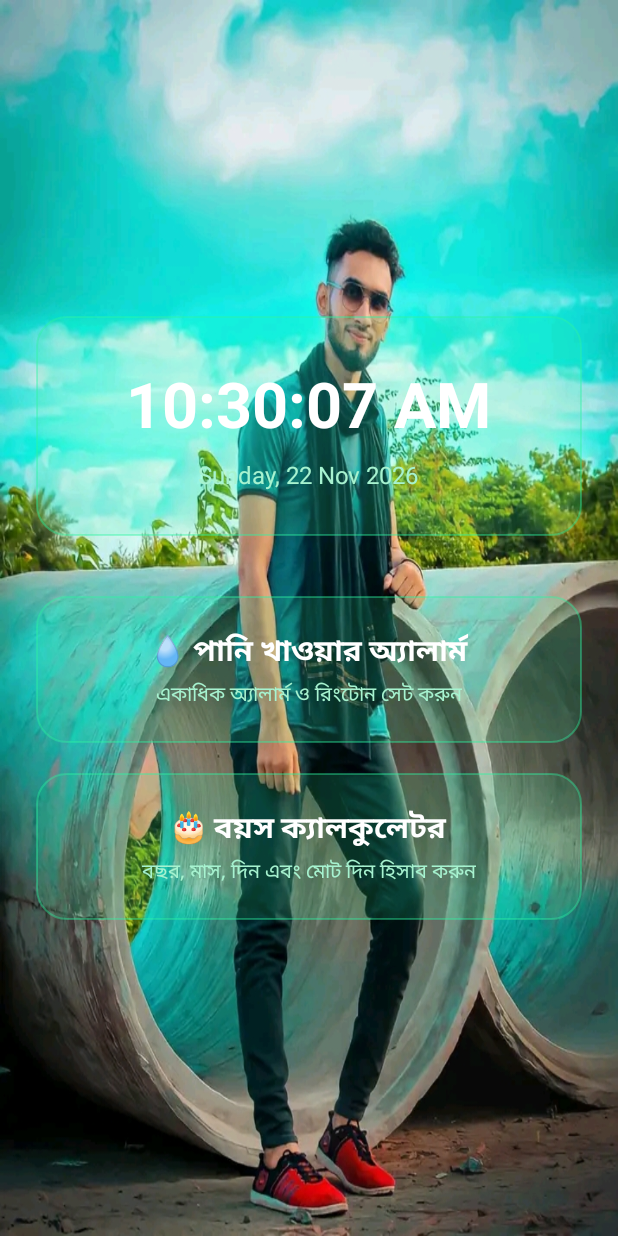
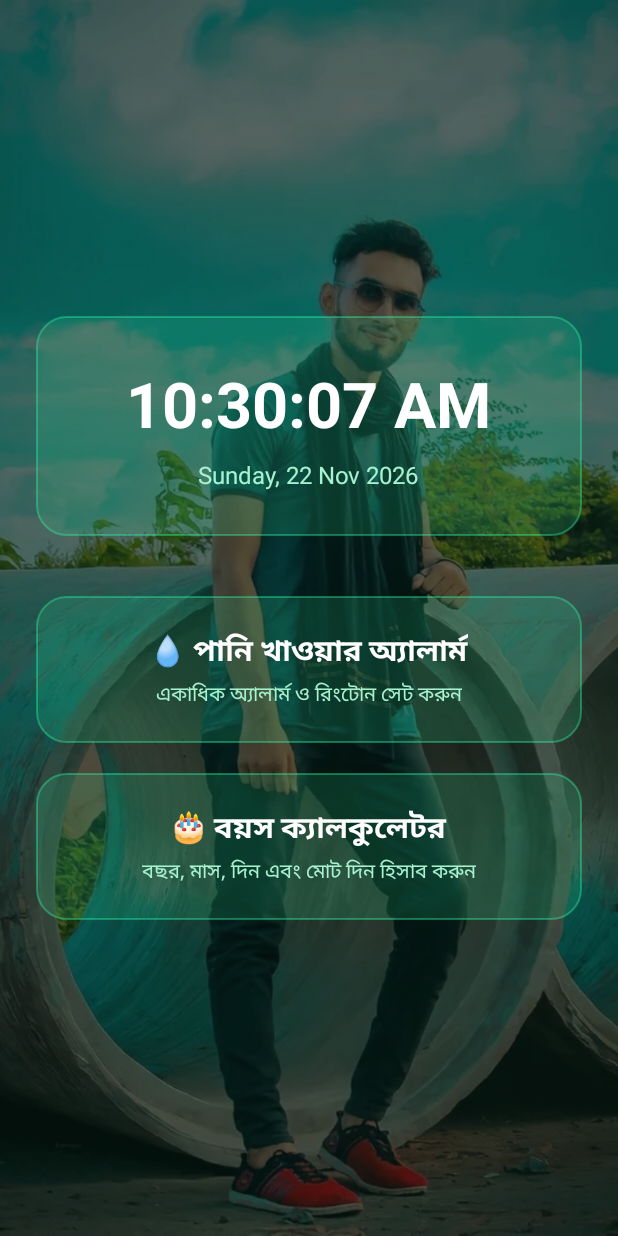
Before and after one commit to yeasinshorts2-prog/WaterAgeApp, an Android app: the screen it shows after launch (MainActivity), on a phone screen of 412 x 824 dp. Run offline under Robolectric (Android 15) with nearby library versions, the phone set to English and light mode, and no system bars.

Commit message:
Refactor layout to use FrameLayout structure

```diff
--- a/app/src/main/res/layout/activity_main.xml
+++ b/app/src/main/res/layout/activity_main.xml
@@ -1,8 +1,21 @@
 <?xml version="1.0" encoding="utf-8"?>
-<LinearLayout xmlns:android="http://schemas.android.com/apk/res/android"
+<FrameLayout xmlns:android="http://schemas.android.com/apk/res/android"
     android:layout_width="match_parent"
     android:layout_height="match_parent"
-    android:background="@drawable/my_bg"
+    android:background="#041812">
+
+    <!-- হালকা ব্যাকগ্রাউন্ড ছবি -->
+    <ImageView
+        android:layout_width="match_parent"
+        android:layout_height="match_parent"
+        android:src="@drawable/my_bg"
+        android:scaleType="centerCrop"
+        android:alpha="0.35" />
+
+    <!-- মূল কন্টেন্ট (ঘড়ি ও বাটন) -->
+    <LinearLayout
+        android:layout_width="match_parent"
+        android:layout_height="match_parent"
         android:gravity="center"
         android:orientation="vertical"
         android:padding="24dp">
@@ -98,3 +111,5 @@
         </LinearLayout>
 
     </LinearLayout>
+
+</FrameLayout>
```
Lines whose indentation alone changed are shown as unchanged.
